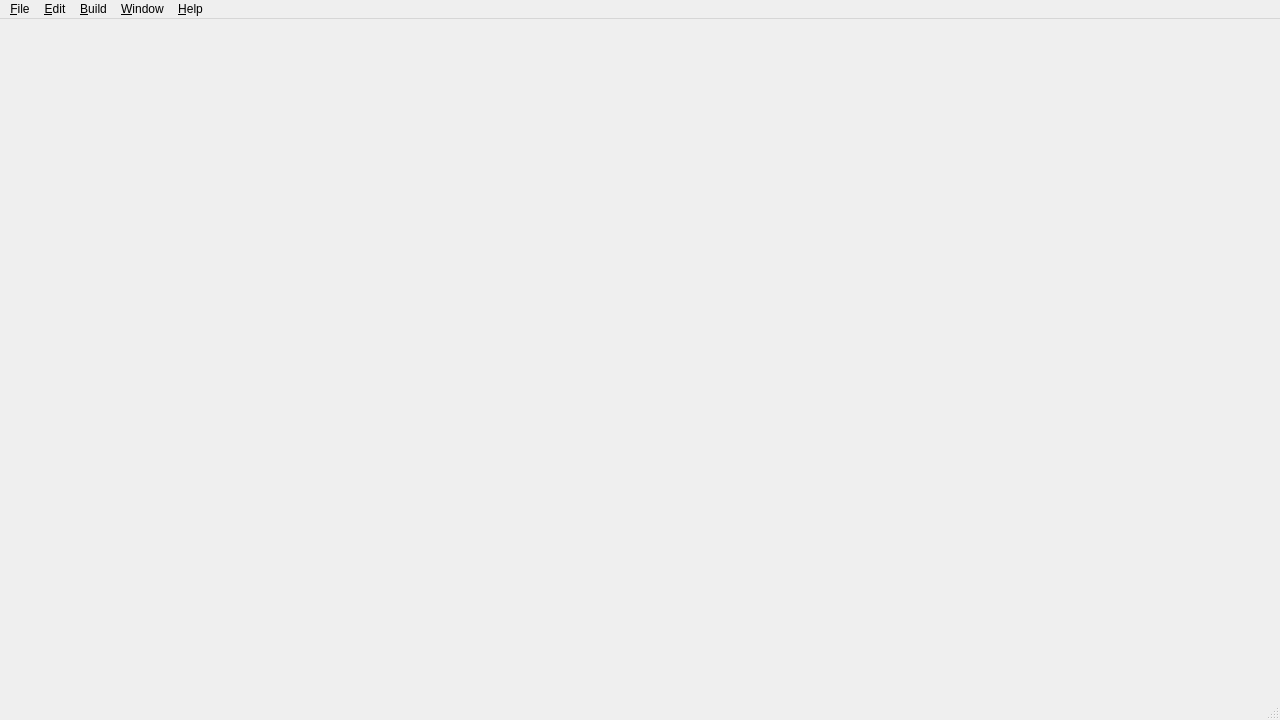
Above: mainwindow.ui from yasseerr/Visual-Blueprint before the change. Below: the same form after it.
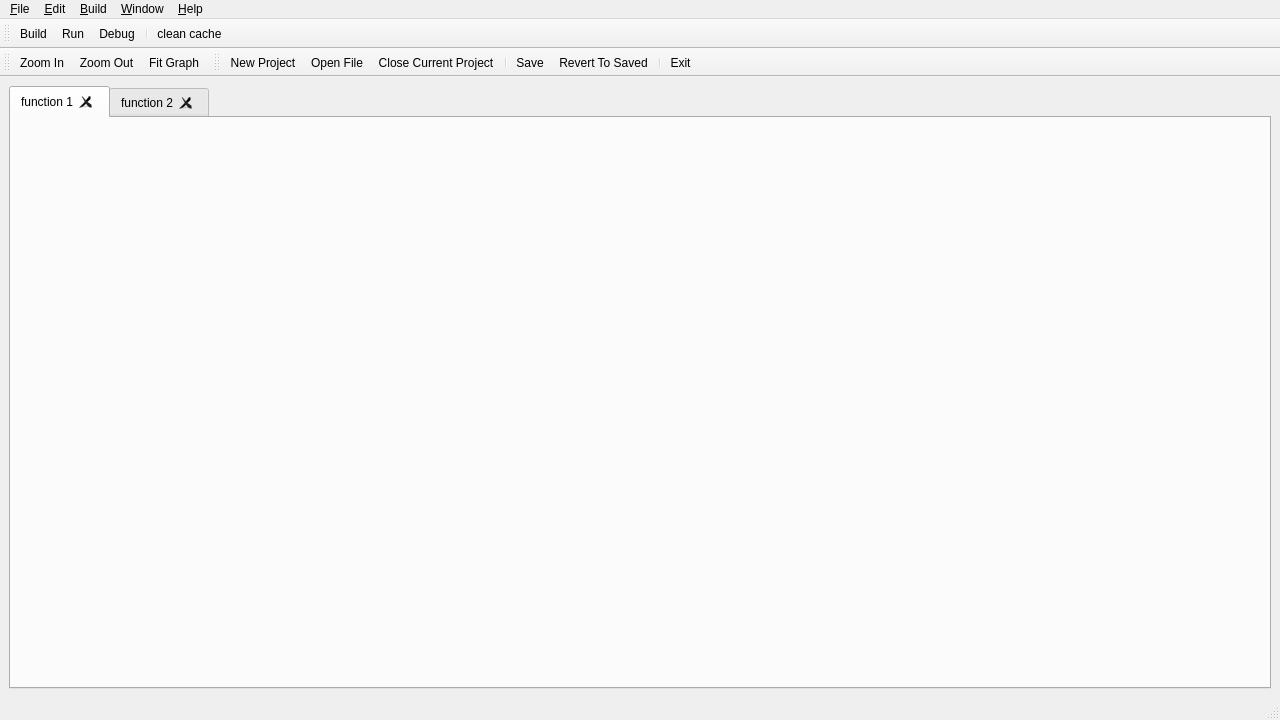
That is the form after the change. Icons and pictures are not drawn.

Commit message: toolbars and actions prototype 1

The edit to the form file:
```diff
--- a/mainwindow.ui
+++ b/mainwindow.ui
@@ -13,7 +13,41 @@
   <property name="windowTitle">
    <string>MainWindow</string>
   </property>
-  <widget class="QWidget" name="centralwidget"/>
+  <widget class="QWidget" name="centralwidget">
+   <layout class="QVBoxLayout" name="verticalLayout">
+    <item>
+     <widget class="QTabWidget" name="functionsWidget">
+      <property name="currentIndex">
+       <number>0</number>
+      </property>
+      <property name="tabsClosable">
+       <bool>true</bool>
+      </property>
+      <property name="movable">
+       <bool>true</bool>
+      </property>
+      <widget class="QWidget" name="tab">
+       <attribute name="icon">
+        <iconset resource="resources.qrc">
+         <normaloff>:/Data/Images/DefaultIcon/MD-flash.png</normaloff>:/Data/Images/DefaultIcon/MD-flash.png</iconset>
+       </attribute>
+       <attribute name="title">
+        <string>function 1</string>
+       </attribute>
+      </widget>
+      <widget class="QWidget" name="tab_2">
+       <attribute name="icon">
+        <iconset resource="resources.qrc">
+         <normaloff>:/Data/Images/DefaultIcon/MD-flash.png</normaloff>:/Data/Images/DefaultIcon/MD-flash.png</iconset>
+       </attribute>
+       <attribute name="title">
+        <string>function 2</string>
+       </attribute>
+      </widget>
+     </widget>
+    </item>
+   </layout>
+  </widget>
   <widget class="QMenuBar" name="menubar">
    <property name="geometry">
     <rect>
@@ -55,6 +89,215 @@
    <addaction name="menu_Help"/>
   </widget>
   <widget class="QStatusBar" name="statusbar"/>
+  <widget class="QToolBar" name="projectToolBar">
+   <property name="windowTitle">
+    <string>toolBar</string>
+   </property>
+   <property name="iconSize">
+    <size>
+     <width>24</width>
+     <height>24</height>
+    </size>
+   </property>
+   <property name="toolButtonStyle">
+    <enum>Qt::ToolButtonTextUnderIcon</enum>
+   </property>
+   <attribute name="toolBarArea">
+    <enum>TopToolBarArea</enum>
+   </attribute>
+   <attribute name="toolBarBreak">
+    <bool>false</bool>
+   </attribute>
+   <addaction name="action_Build"/>
+   <addaction name="action_Run"/>
+   <addaction name="action_Debug"/>
+   <addaction name="separator"/>
+   <addaction name="actionclean_cache"/>
+  </widget>
+  <widget class="QToolBar" name="editorToolBar">
+   <property name="windowTitle">
+    <string>toolBar</string>
+   </property>
+   <property name="toolButtonStyle">
+    <enum>Qt::ToolButtonTextUnderIcon</enum>
+   </property>
+   <attribute name="toolBarArea">
+    <enum>TopToolBarArea</enum>
+   </attribute>
+   <attribute name="toolBarBreak">
+    <bool>true</bool>
+   </attribute>
+   <addaction name="actionZoom_In"/>
+   <addaction name="actionZoom_Out"/>
+   <addaction name="actionFit_Graph"/>
+  </widget>
+  <widget class="QToolBar" name="fileToolBar">
+   <property name="windowTitle">
+    <string>toolBar</string>
+   </property>
+   <property name="toolButtonStyle">
+    <enum>Qt::ToolButtonTextUnderIcon</enum>
+   </property>
+   <attribute name="toolBarArea">
+    <enum>TopToolBarArea</enum>
+   </attribute>
+   <attribute name="toolBarBreak">
+    <bool>false</bool>
+   </attribute>
+   <addaction name="action_New_Project"/>
+   <addaction name="action_Open_File"/>
+   <addaction name="action_Close_Current_Project"/>
+   <addaction name="separator"/>
+   <addaction name="action_Save"/>
+   <addaction name="actionRevert_To_Saved"/>
+   <addaction name="separator"/>
+   <addaction name="action_Exit"/>
+  </widget>
+  <action name="action_New_Project">
+   <property name="icon">
+    <iconset resource="resources.qrc">
+     <normaloff>:/Data/Images/DefaultIcon/file-add.png</normaloff>:/Data/Images/DefaultIcon/file-add.png</iconset>
+   </property>
+   <property name="text">
+    <string>&amp;New Project</string>
+   </property>
+  </action>
+  <action name="action_Open_File">
+   <property name="icon">
+    <iconset resource="resources.qrc">
+     <normaloff>:/Data/Images/DefaultIcon/file-download-alt.png</normaloff>:/Data/Images/DefaultIcon/file-download-alt.png</iconset>
+   </property>
+   <property name="text">
+    <string>&amp;Open File ...</string>
+   </property>
+  </action>
+  <action name="action_Recent_Project">
+   <property name="text">
+    <string>&amp;Recent Projects</string>
+   </property>
+  </action>
+  <action name="action_Close_Current_Project">
+   <property name="icon">
+    <iconset resource="resources.qrc">
+     <normaloff>:/Data/Images/DefaultIcon/cancel.png</normaloff>:/Data/Images/DefaultIcon/cancel.png</iconset>
+   </property>
+   <property name="text">
+    <string>&amp;Close Current Project</string>
+   </property>
+  </action>
+  <action name="action_Save">
+   <property name="icon">
+    <iconset resource="resources.qrc">
+     <normaloff>:/Data/Images/DefaultIcon/save.png</normaloff>:/Data/Images/DefaultIcon/save.png</iconset>
+   </property>
+   <property name="text">
+    <string>&amp;Save </string>
+   </property>
+  </action>
+  <action name="actionSave_As">
+   <property name="text">
+    <string>Save &amp;As ...</string>
+   </property>
+  </action>
+  <action name="actionRevert_To_Saved">
+   <property name="icon">
+    <iconset resource="resources.qrc">
+     <normaloff>:/Data/Images/DefaultIcon/MD-repeat.png</normaloff>:/Data/Images/DefaultIcon/MD-repeat.png</iconset>
+   </property>
+   <property name="text">
+    <string>Revert To Saved</string>
+   </property>
+  </action>
+  <action name="action_Exit">
+   <property name="icon">
+    <iconset resource="resources.qrc">
+     <normaloff>:/Data/Images/DefaultIcon/door.png</normaloff>:/Data/Images/DefaultIcon/door.png</iconset>
+   </property>
+   <property name="text">
+    <string>&amp;Exit</string>
+   </property>
+  </action>
+  <action name="action_Undo">
+   <property name="icon">
+    <iconset resource="resources.qrc">
+     <normaloff>:/Data/Images/DefaultIcon/arrow-1-backward.png</normaloff>:/Data/Images/DefaultIcon/arrow-1-backward.png</iconset>
+   </property>
+   <property name="text">
+    <string>&amp;Undo</string>
+   </property>
+  </action>
+  <action name="action_Redo">
+   <property name="icon">
+    <iconset resource="resources.qrc">
+     <normaloff>:/Data/Images/DefaultIcon/arrow-1-forward.png</normaloff>:/Data/Images/DefaultIcon/arrow-1-forward.png</iconset>
+   </property>
+   <property name="text">
+    <string>&amp;Redo</string>
+   </property>
+  </action>
+  <action name="action_Build">
+   <property name="icon">
+    <iconset resource="resources.qrc">
+     <normaloff>:/Data/Images/DefaultIcon/hammer.png</normaloff>:/Data/Images/DefaultIcon/hammer.png</iconset>
+   </property>
+   <property name="text">
+    <string>&amp;Build</string>
+   </property>
+  </action>
+  <action name="action_Run">
+   <property name="icon">
+    <iconset resource="resources.qrc">
+     <normaloff>:/Data/Images/DefaultIcon/arrow-3-right.png</normaloff>:/Data/Images/DefaultIcon/arrow-3-right.png</iconset>
+   </property>
+   <property name="text">
+    <string>&amp;Run</string>
+   </property>
+  </action>
+  <action name="action_Debug">
+   <property name="icon">
+    <iconset resource="resources.qrc">
+     <normaloff>:/Data/Images/DefaultIcon/bug.png</normaloff>:/Data/Images/DefaultIcon/bug.png</iconset>
+   </property>
+   <property name="text">
+    <string>&amp;Debug</string>
+   </property>
+  </action>
+  <action name="actionclean_cache">
+   <property name="icon">
+    <iconset resource="resources.qrc">
+     <normaloff>:/Data/Images/DefaultIcon/brush-alt-1.png</normaloff>:/Data/Images/DefaultIcon/brush-alt-1.png</iconset>
+   </property>
+   <property name="text">
+    <string>clean cache</string>
+   </property>
+  </action>
+  <action name="actionZoom_In">
+   <property name="icon">
+    <iconset resource="resources.qrc">
+     <normaloff>:/Data/Images/DefaultIcon/zoom-in.png</normaloff>:/Data/Images/DefaultIcon/zoom-in.png</iconset>
+   </property>
+   <property name="text">
+    <string>Zoom In</string>
+   </property>
+  </action>
+  <action name="actionZoom_Out">
+   <property name="icon">
+    <iconset resource="resources.qrc">
+     <normaloff>:/Data/Images/DefaultIcon/zoom-out.png</normaloff>:/Data/Images/DefaultIcon/zoom-out.png</iconset>
+   </property>
+   <property name="text">
+    <string>Zoom Out</string>
+   </property>
+  </action>
+  <action name="actionFit_Graph">
+   <property name="icon">
+    <iconset resource="resources.qrc">
+     <normaloff>:/Data/Images/DefaultIcon/4-direction.png</normaloff>:/Data/Images/DefaultIcon/4-direction.png</iconset>
+   </property>
+   <property name="text">
+    <string>Fit Graph</string>
+   </property>
+  </action>
  </widget>
  <resources/>
  <connections/>
```
Left out of the diff: 25 changed lines with no effect on the pictures.
